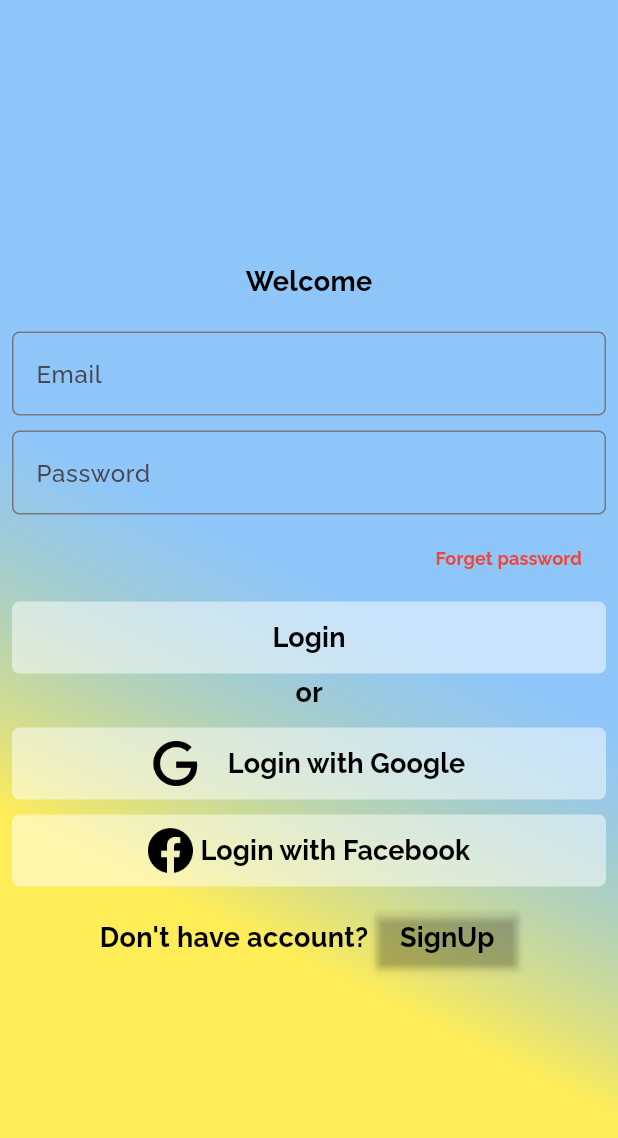
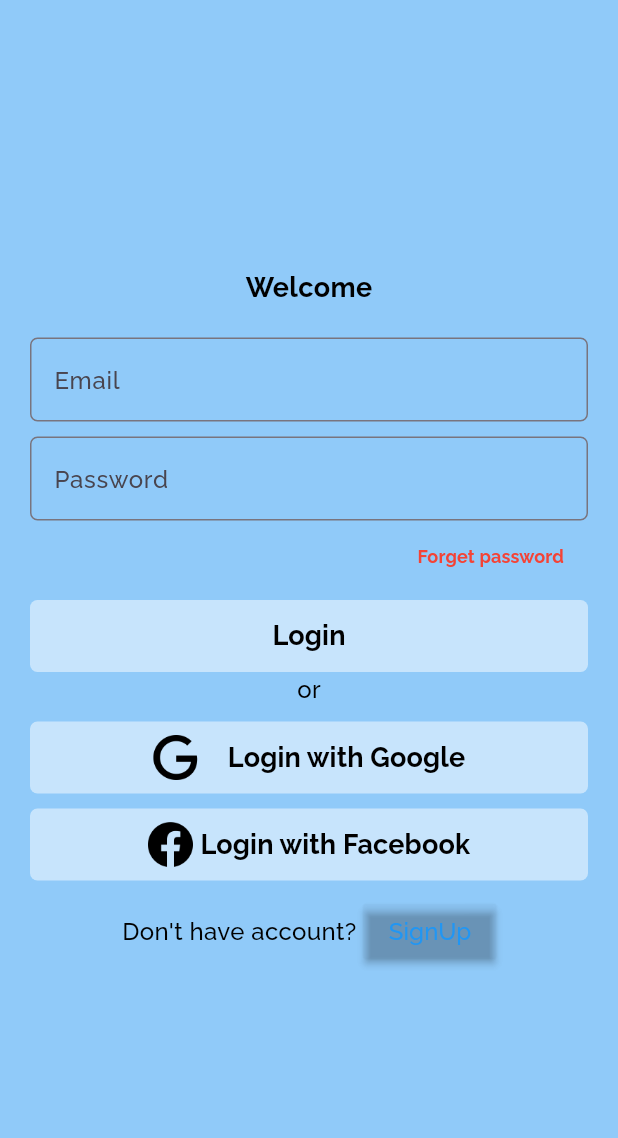
Before and after one commit to nitta02/Web-Designs, a Flutter app: the screen it shows after launch, after a tap on "Get Started", on a phone screen of 412 x 824 dp. Shown: the top 1138 px of the screen. Run offline on Flutter 3.47's test engine with Material 3 defaults, Android fonts, the light colour scheme and no system bars; our stand-ins replace flutter_svg.

Commit message:
homeommit.1

```diff
--- a/lib/main.dart
+++ b/lib/main.dart
@@ -11,8 +11,10 @@ class MyApp extends StatelessWidget {
   @override
   Widget build(BuildContext context) {
     return MaterialApp(
+      title: 'SocioMedia',
       debugShowCheckedModeBanner: false,
       theme: ThemeData(
+        scaffoldBackgroundColor: Colors.blue.withOpacity(0.5),
         fontFamily: 'Raleway',
       ),
       home: const SplashScreen(),
--- a/lib/view/screens/login_screen.dart
+++ b/lib/view/screens/login_screen.dart
@@ -1,4 +1,5 @@
 import 'package:flutter/material.dart';
+import 'package:social_media_app/view/screens/home_screen.dart';
 import 'package:social_media_app/view/widgets/text.dart';
 
 class LoginScreen extends StatelessWidget {
@@ -19,20 +20,20 @@ class LoginScreen extends StatelessWidget {
               ),
           child: Container(
             decoration: BoxDecoration(
-              gradient: LinearGradient(
-                begin: Alignment.bottomCenter,
-                stops: const [
-                  0.35,
-                  0.85,
-                ],
-                colors: [
-                  Colors.yellow.withOpacity(0.85),
-                  Colors.blue.withOpacity(0.5),
-                ],
-              ),
-            ),
+                // gradient: LinearGradient(
+                //   begin: Alignment.bottomCenter,
+                //   stops: const [
+                //     0.35,
+                //     0.85,
+                //   ],
+                //   colors: [
+                //     Colors.yellow.withOpacity(0.85),
+                //     Colors.blue.withOpacity(0.5),
+                //   ],
+                // ),
+                ),
             child: Padding(
-              padding: const EdgeInsets.all(8.0),
+              padding: const EdgeInsets.all(20.0),
               child: Column(
                 mainAxisAlignment: MainAxisAlignment.center,
                 children: [
@@ -62,9 +63,6 @@ class LoginScreen extends StatelessWidget {
                           borderRadius: BorderRadius.circular(5.0),
                         )),
                   ),
-                  const SizedBox(
-                    height: 5,
-                  ),
                   Align(
                     alignment: Alignment.centerRight,
                     child: MaterialButton(
@@ -87,7 +85,13 @@ class LoginScreen extends StatelessWidget {
                       borderRadius: BorderRadius.circular(5.0),
                     ),
                     child: MaterialButton(
-                      onPressed: () {},
+                      onPressed: () {
+                        Navigator.push(
+                            context,
+                            MaterialPageRoute(
+                              builder: (context) => const HomeScreen(),
+                            ));
+                      },
                       child: const CustomText(
                         text: 'Login',
                         fontSize: 18,
@@ -98,9 +102,9 @@ class LoginScreen extends StatelessWidget {
                   ),
                   const CustomText(
                     text: 'or',
-                    fontSize: 18,
+                    fontSize: 16,
                     color: Colors.black,
-                    fontWeight: FontWeight.bold,
+                    fontWeight: FontWeight.w400,
                   ),
                   const SizedBox(
                     height: 10,
@@ -174,9 +178,9 @@ class LoginScreen extends StatelessWidget {
                     children: [
                       const CustomText(
                         text: "Don't have account?",
-                        fontSize: 18,
+                        fontSize: 16,
                         color: Colors.black,
-                        fontWeight: FontWeight.bold,
+                        fontWeight: FontWeight.w400,
                       ),
                       const SizedBox(
                         width: 5,
@@ -186,9 +190,9 @@ class LoginScreen extends StatelessWidget {
                         onPressed: () {},
                         child: const CustomText(
                           text: 'SignUp',
-                          fontSize: 18,
-                          color: Colors.black,
-                          fontWeight: FontWeight.bold,
+                          fontSize: 16,
+                          color: Colors.blue,
+                          fontWeight: FontWeight.w400,
                         ),
                       ),
                     ],
--- a/lib/view/screens/splash_screen.dart
+++ b/lib/view/screens/splash_screen.dart
@@ -16,29 +16,29 @@ class _SplashScreenState extends State<SplashScreen> {
     return Scaffold(
       body: Container(
         width: double.infinity,
-        decoration: const BoxDecoration(
-          image: DecorationImage(
-            image: AssetImage('assets/images/img1.jpg'),
-            fit: BoxFit.cover,
-            filterQuality: FilterQuality.high,
-          ),
-        ),
+        // decoration: const BoxDecoration(
+        //   image: DecorationImage(
+        //     image: AssetImage('assets/images/img1.jpg'),
+        //     fit: BoxFit.cover,
+        //     filterQuality: FilterQuality.high,
+        //   ),
+        // ),
         child: Container(
           decoration: BoxDecoration(
             gradient: LinearGradient(
               begin: Alignment.bottomRight,
-              stops: [
+              stops: const [
                 0.35,
                 0.85,
               ],
               colors: [
-                Colors.black.withOpacity(0.85),
-                Colors.black.withOpacity(0.45),
+                Colors.black.withOpacity(0.8),
+                Colors.black.withOpacity(0.4),
               ],
             ),
           ),
           child: Padding(
-            padding: const EdgeInsets.all(8.0),
+            padding: const EdgeInsets.all(20.0),
             child: Column(
               mainAxisAlignment: MainAxisAlignment.end,
               crossAxisAlignment: CrossAxisAlignment.center,
--- a/pubspec.yaml
+++ b/pubspec.yaml
@@ -35,6 +35,7 @@ dependencies:
   # The following adds the Cupertino Icons font to your application.
   # Use with the CupertinoIcons class for iOS style icons.
   cupertino_icons: ^1.0.2
+  flutter_svg: ^2.0.9
 
 dev_dependencies:
   flutter_test:
```
Also changed, not shown: lib/view/screens/home_screen.dart (+43 -1 lines), assets/svgs/api.svg (added), assets/svgs/clipboard-user.svg (added), assets/svgs/comment-dots.svg (added), assets/svgs/comment-heart.svg (added), assets/svgs/house-chimney.svg (added), assets/svgs/house-flood.svg (added), lib/model/constants/colors.dart (added), pubspec.lock.
